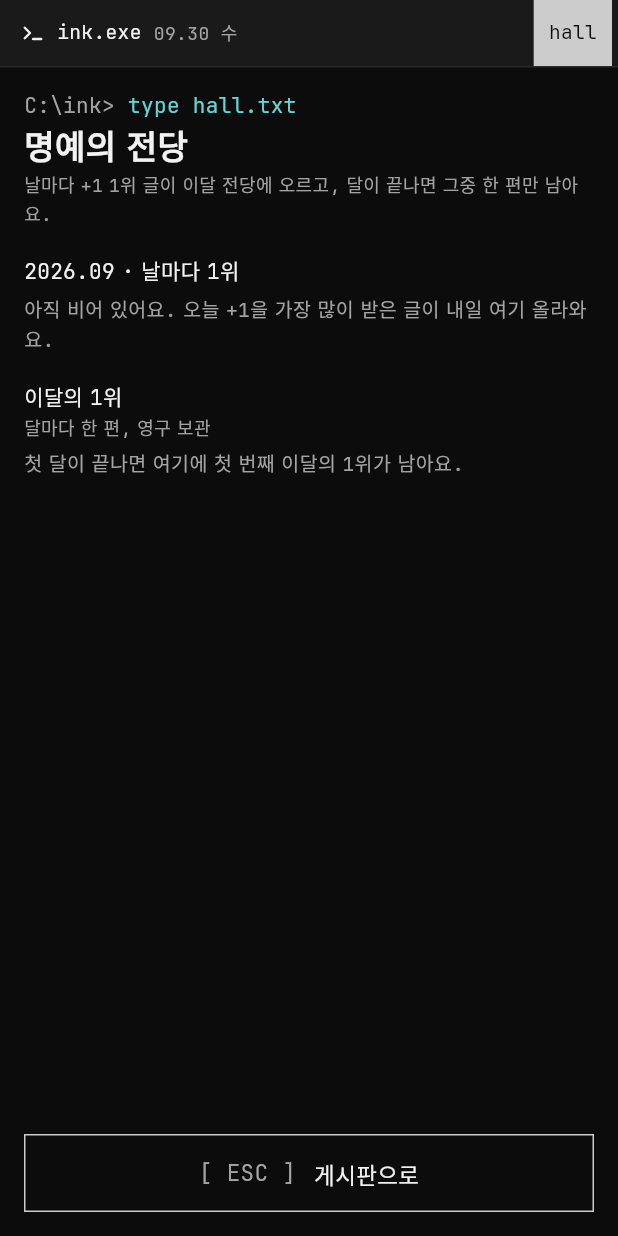
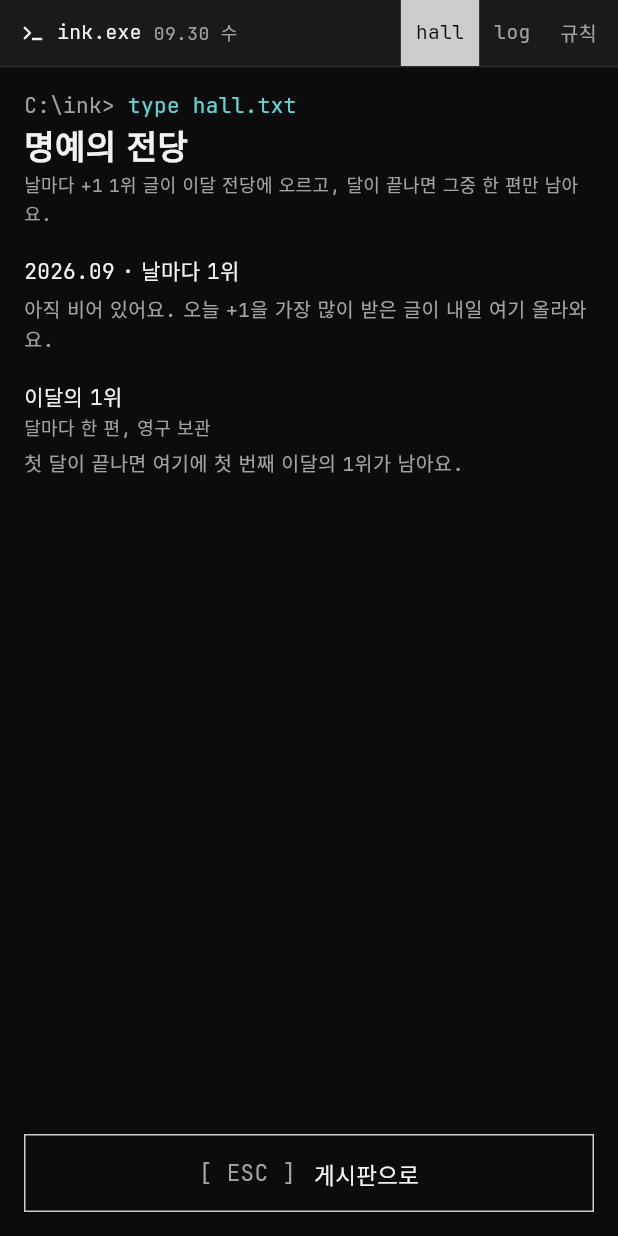
Before and after one commit to isla0x/ink-exe, a Flutter app: the BoardScreen screen opened directly with empty values, after a tap on "hall", on a phone screen of 412 x 824 dp. Run offline on Flutter 3.47's test engine with Material 3 defaults, Android fonts, the phone set to English and light mode, and no system bars; our stand-ins replace shared_preferences, supabase_flutter; accounts and stored records are empty; network calls fail.

Commit message:
메뉴 탭 자리 고정: hall · log · 규칙이 어느 화면에서든 같은 자리에 보이고 누른 탭만 반전
Co-Authored-By: Claude Opus 5.5 <noreply@anthropic.com>
Claude-Session: https://claude.ai/code/session_017iZMWYbGKXjhd5bZRMzdGV

```diff
--- a/lib/screens/board_screen.dart
+++ b/lib/screens/board_screen.dart
@@ -5,9 +5,7 @@ import '../state/ink_store.dart';
 import '../theme/term_palette.dart';
 import '../widgets/entry_card.dart';
 import '../widgets/term_widgets.dart';
-import 'hall_screen.dart';
-import 'log_screen.dart';
-import 'rules_screen.dart';
+import 'nav_tabs.dart';
 import 'write_screen.dart';
 
 /// 메인: 오늘의 글감 + 선착순 20편 + 쓰기.
@@ -15,8 +13,6 @@ class BoardScreen extends StatelessWidget {
   const BoardScreen({super.key, required this.store});
 
   final InkStore store;
-
-  void _push(BuildContext context, Widget page) => Navigator.of(context).push(termRoute(page));
 
   Future<void> _write(BuildContext context) async {
     await Navigator.of(context).push<bool>(termRoute(WriteScreen(store: store)));
@@ -109,11 +105,7 @@ class BoardScreen extends StatelessWidget {
               TitleBar(
                 palette: p,
                 now: store.now(),
-                tabs: [
-                  ('hall', () => _push(context, HallScreen(store: store))),
-                  ('log', () => _push(context, LogScreen(store: store))),
-                  ('규칙', () => _push(context, RulesScreen(store: store, readOnly: true))),
-                ],
+                tabs: navTabs(context, store),
               ),
               Expanded(
                 child: RefreshIndicator(
--- a/lib/screens/hall_screen.dart
+++ b/lib/screens/hall_screen.dart
@@ -5,6 +5,7 @@ import '../state/ink_store.dart';
 import '../theme/term_palette.dart';
 import '../widgets/entry_card.dart';
 import '../widgets/term_widgets.dart';
+import 'nav_tabs.dart';
 
 /// 명예의 전당: 오늘 지금 1위 · 이번 달 날마다 1위 · 지난달들의 이달의 1위.
 class HallScreen extends StatefulWidget {
@@ -69,7 +70,7 @@ class _HallScreenState extends State<HallScreen> {
           body: Column(
             crossAxisAlignment: CrossAxisAlignment.stretch,
             children: [
-              TitleBar(palette: p, now: store.now(), active: 'hall', tabs: [('hall', null)]),
+              TitleBar(palette: p, now: store.now(), active: 'hall', tabs: navTabs(context, store, active: 'hall')),
               Expanded(
                 child: ListView(
                   padding: const EdgeInsets.fromLTRB(16, 14, 16, 16),
--- a/lib/screens/log_screen.dart
+++ b/lib/screens/log_screen.dart
@@ -5,6 +5,7 @@ import '../state/ink_store.dart';
 import '../widgets/entry_card.dart';
 import '../widgets/term_widgets.dart';
 import '../theme/term_palette.dart';
+import 'nav_tabs.dart';
 
 /// 내가 쓴 글 모아 보기.
 class LogScreen extends StatefulWidget {
@@ -46,7 +47,7 @@ class _LogScreenState extends State<LogScreen> {
           body: Column(
             crossAxisAlignment: CrossAxisAlignment.stretch,
             children: [
-              TitleBar(palette: p, now: store.now(), active: 'log', tabs: [('log', null)]),
+              TitleBar(palette: p, now: store.now(), active: 'log', tabs: navTabs(context, store, active: 'log')),
               Expanded(
                 child: ListView(
                   padding: const EdgeInsets.fromLTRB(16, 14, 16, 16),
--- /dev/null
+++ b/lib/screens/nav_tabs.dart
@@ -0,0 +1,28 @@
+import 'package:flutter/material.dart';
+
+import '../state/ink_store.dart';
+import '../widgets/term_widgets.dart';
+import 'hall_screen.dart';
+import 'log_screen.dart';
+import 'rules_screen.dart';
+
+/// 제목줄 오른쪽 메뉴 `hall  log  규칙`.
+///
+/// 어느 화면에서든 같은 자리에 같은 순서로 보인다. 지금 화면의 탭만 반전되고,
+/// 하위 화면에서 다른 탭을 누르면 뒤로 쌓이지 않게 화면을 바꿔 끼운다.
+List<(String, VoidCallback?)> navTabs(BuildContext context, InkStore store, {String? active}) {
+  void go(Widget page) {
+    final nav = Navigator.of(context);
+    if (active == null) {
+      nav.push(termRoute(page));
+    } else {
+      nav.pushReplacement(termRoute(page));
+    }
+  }
+
+  return [
+    ('hall', () => go(HallScreen(store: store))),
+    ('log', () => go(LogScreen(store: store))),
+    ('규칙', () => go(RulesScreen(store: store, readOnly: true))),
+  ];
+}
--- a/lib/screens/rules_screen.dart
+++ b/lib/screens/rules_screen.dart
@@ -4,6 +4,7 @@ import '../state/ink_store.dart';
 import '../theme/term_palette.dart';
 import '../widgets/term_widgets.dart';
 import 'board_screen.dart';
+import 'nav_tabs.dart';
 
 const inkRules = [
   '욕설 · 비방 · 혐오 · 성적인 글 금지',
@@ -47,7 +48,7 @@ class _RulesScreenState extends State<RulesScreen> {
             crossAxisAlignment: CrossAxisAlignment.stretch,
             children: [
               TitleBar(palette: p, now: store.now(), active: widget.readOnly ? '규칙' : null,
-                  tabs: widget.readOnly ? [('규칙', null)] : const []),
+                  tabs: widget.readOnly ? navTabs(context, store, active: '규칙') : const []),
               Expanded(
                 child: ListView(
                   padding: const EdgeInsets.fromLTRB(16, 18, 16, 16),
```
Also changed, not shown: 1 other file.
